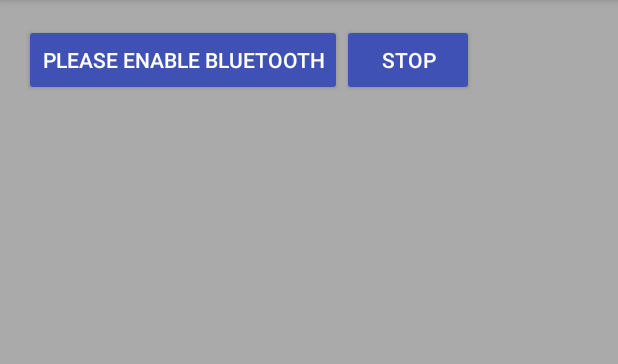
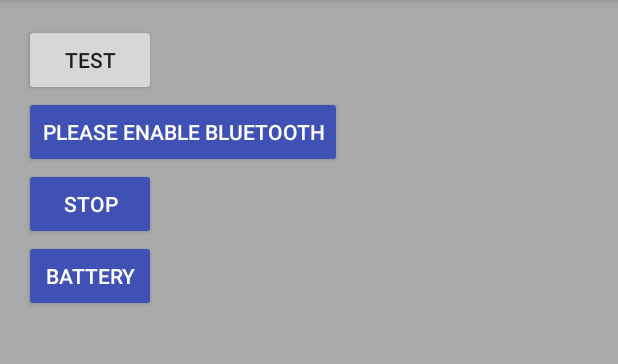
Before and after one commit to danielpollak/Beantalker, an Android app: the screen it shows after launch (MainActivity), after a tap on "SEARCH", on a phone screen of 412 x 824 dp, the part 84-448 px from its top. Run offline under Robolectric (Android 15) with nearby library versions, the phone set to English and light mode, and no system bars; libraries missing offline, so code that uses them is left out: com.punchthrough.bean; 1 statement that could not run was skipped.

Commit message:
got this stuff working

```diff
--- a/app/src/main/java/com/example/dan/beantalker/MainActivity.java
+++ b/app/src/main/java/com/example/dan/beantalker/MainActivity.java
@@ -13,6 +13,7 @@ import android.widget.Button;
 
 import com.punchthrough.bean.sdk.*;
 import com.punchthrough.bean.sdk.message.BeanError;
+import com.punchthrough.bean.sdk.message.LedColor;
 import com.punchthrough.bean.sdk.message.ScratchBank;
 
 import java.util.Calendar;
@@ -93,7 +94,6 @@ public class MainActivity extends AppCompatActivity {
                 } else {
                     scanButton.setText("Please enable bluetooth");
                 }
-                Log.d("DJP", getBeanz());
             }
         });
         // on long click, connect
@@ -163,7 +163,8 @@ public class MainActivity extends AppCompatActivity {
         @Override
         public void onConnected() {
             if(current != null){
-                scanButton.setText("Connected to" + current.getDevice().getName());
+                scanButton = (Button) findViewById(R.id.scanbutton);
+                scanButton.setText("Connected to " + current.getDevice().getName());
             } else
                 return;
         }
@@ -171,7 +172,8 @@ public class MainActivity extends AppCompatActivity {
         @Override
         public void onConnectionFailed() {
             if(current != null){
-                scanButton.setText("Failed to connect to" + current.getDevice().getName());
+                scanButton = (Button) findViewById(R.id.scanbutton);
+                scanButton.setText("Failed to connect to " + current.getDevice().getName());
                 //wait, then put back to scan maybe
             } else
                 return;
@@ -181,7 +183,8 @@ public class MainActivity extends AppCompatActivity {
         public void onDisconnected() {
             //set bean info to null
             if(current != null){
-                scanButton.setText("Disconnected from" + current.getDevice().getName().toString());
+                scanButton = (Button) findViewById(R.id.scanbutton);
+                scanButton.setText("Disconnected from " + current.getDevice().getName().toString());
                 current = null;
             } else
                 return;
@@ -190,40 +193,44 @@ public class MainActivity extends AppCompatActivity {
         @Override
         public void onSerialMessageReceived(byte[] data) {
             //doesn't matter what byte data is now
-            current.sendSerialMessage(convertTime());
         }
 
         @Override
         public void onScratchValueChanged(ScratchBank bank, byte[] value) {
-
+            if(bank == ScratchBank.BANK_2){
+                Calendar c = Calendar.getInstance();
+                byte[] buffer=convertTime();
+                current.setScratchData(ScratchBank.BANK_1, buffer); // will be bank1
+                Log.d("DJP", "HOUR, MINUTE, AMPM: " + buffer[0] + "\t" + buffer[1]  + "\t" + buffer[2]);
+//              Log.d("DJP", current.readScratchData());
+            }
         }
-
         @Override
         public void onError(BeanError error) {
 
         }
-
         @Override
         public void onReadRemoteRssi(int rssi) {
 
         }
     };
 
-    private byte[] convertTime(){
+    public byte[] convertTime(){
         //hours, minutes, seconds, ampm
-        byte [] buffer = new byte [5];
+        byte [] buffer = new byte [3/*5*/];
         Calendar c = Calendar.getInstance();
         buffer[0] = (byte) ((c.get(Calendar.HOUR)) & (0xFF));
-        buffer[1] = (byte) ((c.get(Calendar.HOUR) >> 8) & 0xFF);
-        buffer[2] = (byte) ((c.get(Calendar.MINUTE)) & (0xFF));
-        buffer[3] = (byte) ((c.get(Calendar.SECOND)) & (0xFF));
-        buffer[4] = (byte) ((c.get(Calendar.AM_PM)) & (0xFF));
+        buffer[1] = (byte) ((c.get(Calendar.MINUTE)) & (0xFF));
+        buffer[2] = (byte) ((c.get(Calendar.AM_PM)) & (0xFF));
         return buffer;
     }
     public void cancelD(View view){
-        Log.d("DJP", getBeanz());
         BeanManager.getInstance().cancelDiscovery();
         scanButton = (Button) findViewById(R.id.scanbutton);
         scanButton.setText("Beans available");
     }
+    public void getBeanBattery(View view){
+        Button batbut = (Button) findViewById(R.id.battery);
+//        batbut.setText(current.readBatteryLevel());
+    }
 }
--- a/app/src/main/res/layout/activity_main.xml
+++ b/app/src/main/res/layout/activity_main.xml
@@ -2,6 +2,7 @@
 <LinearLayout xmlns:android="http://schemas.android.com/apk/res/android"
     xmlns:tools="http://schemas.android.com/tools"
     android:id="@+id/activity_main"
+    android:orientation="vertical"
     android:layout_width="match_parent"
     android:layout_height="match_parent"
     android:paddingBottom="@dimen/activity_vertical_margin"
@@ -11,7 +12,12 @@
     tools:context="com.example.dan.beantalker.MainActivity"
     android:backgroundTint="@android:color/darker_gray"
     android:background="@color/colorPrimary">
-
+    <Button
+        android:id="@+id/sprocket"
+        android:text="test"
+        android:layout_width="wrap_content"
+        android:layout_height="wrap_content"
+        android:onClick="convertTime"/>
     <Button
         android:id="@+id/scanbutton"
         android:text="@string/searchForBeans"
@@ -38,4 +44,15 @@
         android:fadingEdge="horizontal|vertical"
         android:onClick="cancelD" />
 
+    <Button
+        android:id="@+id/battery"
+        android:text="@string/beanBattery"
+        android:layout_width="wrap_content"
+        android:layout_height="wrap_content"
+        style="@style/Widget.AppCompat.Button.Colored"
+        android:elevation="0dp"
+        android:backgroundTint="@color/colorPrimary"
+        android:hapticFeedbackEnabled="false"
+        android:fadingEdge="horizontal|vertical"
+        android:onClick="getBeanBattery" />
 </LinearLayout>
--- a/app/src/main/res/values/strings.xml
+++ b/app/src/main/res/values/strings.xml
@@ -2,6 +2,7 @@
     <string name="app_name">Beantalker</string>
     <string name="searchForBeans">Search</string>
     <string name="cancelDiscover">Stop</string>
+    <string name="beanBattery">Battery</string>
 
 
 </resources>
```
